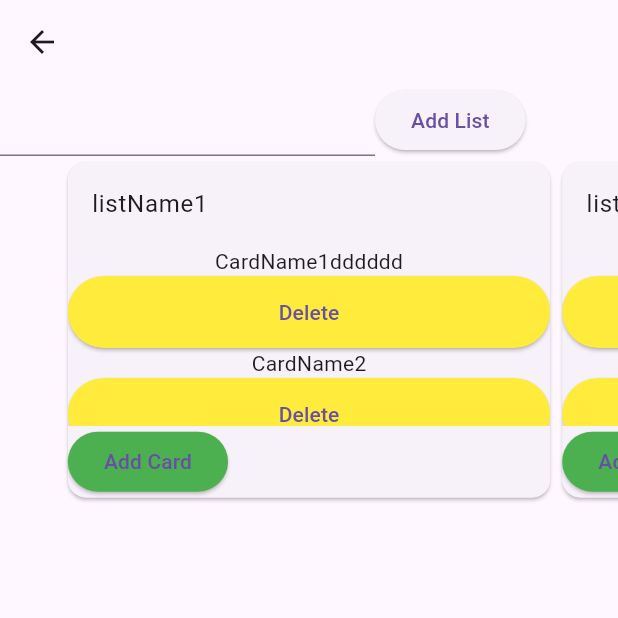
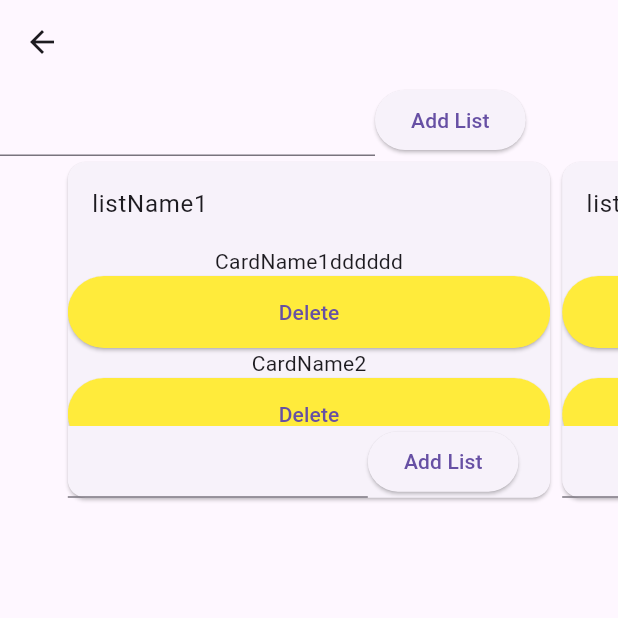
Before and after one commit to antoinelabard/TrellTech, a Flutter app: the BoardDetailPage screen opened directly with empty values, after a tap on "Add List", on a phone screen of 412 x 824 dp, the top half of it. Run offline on Flutter 3.47's test engine with Material 3 defaults, Android fonts, the phone set to English and light mode, and no system bars.

Commit message:
(front) add a form to add a card to a list

```diff
--- a/trelltech/lib/pages/board_page.dart
+++ b/trelltech/lib/pages/board_page.dart
@@ -41,6 +41,7 @@ class _BoardDetailPageState extends State<BoardDetailPage> {
                   Repository.List.create(ListEntity(
                       idBoard: widget.boardEntity.id!,
                       name: _newListController.text));
+                  _newListController.clear();
                 },
               ),
             ],
--- a/trelltech/lib/widgets/ListWidget.dart
+++ b/trelltech/lib/widgets/ListWidget.dart
@@ -16,7 +16,7 @@ class ListWidget extends StatefulWidget {
 
 class _ListWidgetState extends State<ListWidget> {
   List<CardEntity> cards = [];
-  final myController = TextEditingController();
+  final TextEditingController _newCardController = TextEditingController();
 
   @override
   Widget build(BuildContext context) {
@@ -48,15 +48,23 @@ class _ListWidgetState extends State<ListWidget> {
                 ),
                 Row(
                   children: [
+                    SizedBox(
+                      width: 200,
+                      child: TextField(
+                        controller: _newCardController,
+                        // decoration: const InputDecoration(hintText: 'New List Name'),
+                      ),
+                    ),
                     ElevatedButton(
+                      child: Text('Add List'),
                       onPressed: () {
-                        Repository.List.getCards(widget.listEntity.id!);
+                        Repository.Card.create(CardEntity(
+                            idBoard: widget.listEntity.idBoard!,
+                            idList: widget.listEntity.id!,
+                            name: _newCardController.text));
+                        _newCardController.clear();
                       },
-                      style: ElevatedButton.styleFrom(
-                        backgroundColor: Colors.green,
-                      ),
-                      child: Text('Add Card'),
-                    )
+                    ),
                   ],
                 )
               ],
```
